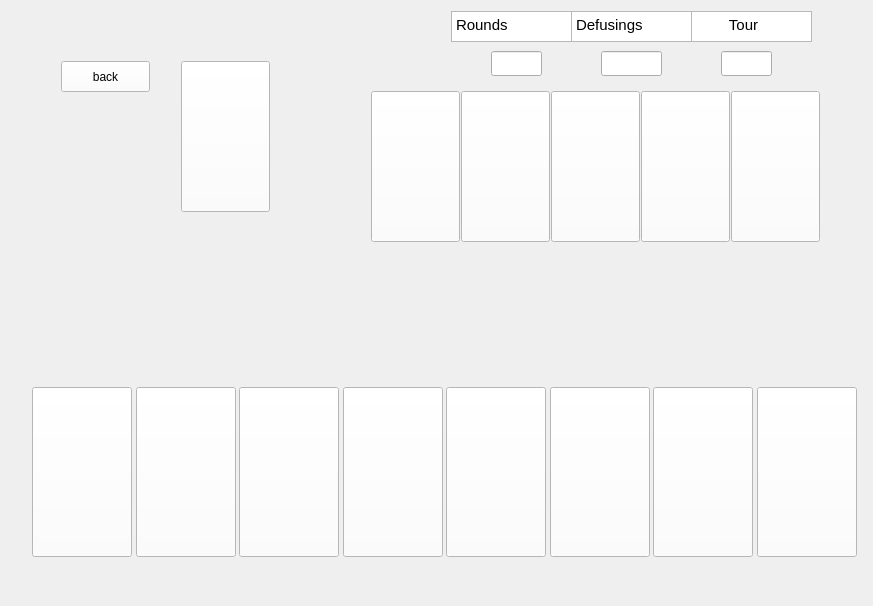
Qt form ui/mainwindow.ui (NadjibBelaribi/time-bomb-game) before a commit.
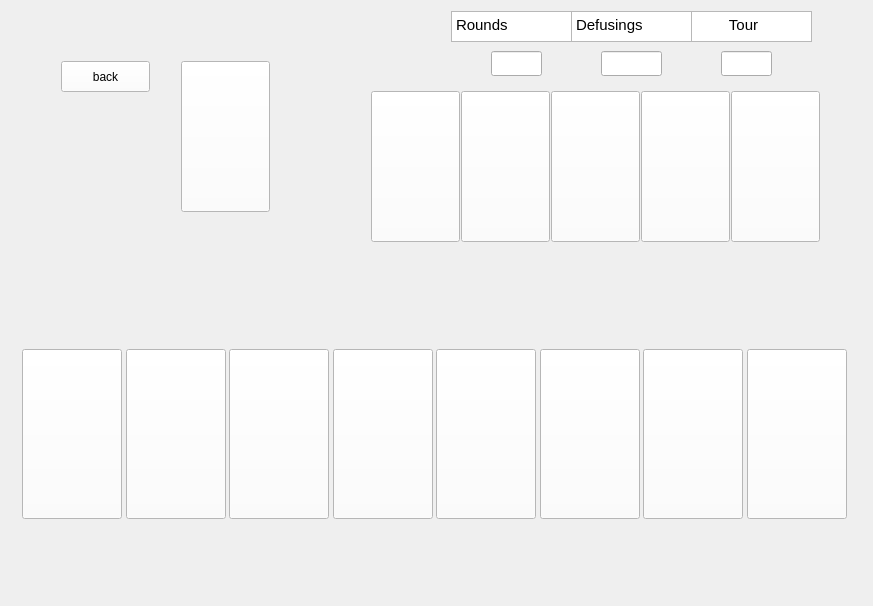
The same form after that commit. The open tabs and pages were chosen to show the change. Icons and pictures are not drawn.

The edit to the form file:
```diff
--- a/ui/mainwindow.ui
+++ b/ui/mainwindow.ui
@@ -357,10 +357,10 @@
        <widget class="QWidget" name="horizontalLayoutWidget">
         <property name="geometry">
          <rect>
-          <x>10</x>
-          <y>360</y>
+          <x>0</x>
+          <y>248</y>
           <width>844</width>
-          <height>202</height>
+          <height>351</height>
          </rect>
         </property>
         <layout class="QHBoxLayout" name="horizontalLayout">
@@ -378,6 +378,9 @@
              <height>170</height>
             </size>
            </property>
+           <property name="styleSheet">
+            <string notr="true"/>
+           </property>
            <property name="text">
             <string/>
            </property>
@@ -397,6 +400,9 @@
              <height>170</height>
             </size>
            </property>
+           <property name="styleSheet">
+            <string notr="true"/>
+           </property>
            <property name="text">
             <string/>
            </property>
@@ -416,6 +422,9 @@
              <height>170</height>
             </size>
            </property>
+           <property name="styleSheet">
+            <string notr="true"/>
+           </property>
            <property name="text">
             <string/>
            </property>
@@ -435,6 +444,9 @@
              <height>170</height>
             </size>
            </property>
+           <property name="styleSheet">
+            <string notr="true"/>
+           </property>
            <property name="text">
             <string/>
            </property>
@@ -454,6 +466,9 @@
              <height>170</height>
             </size>
            </property>
+           <property name="styleSheet">
+            <string notr="true"/>
+           </property>
            <property name="text">
             <string/>
            </property>
@@ -473,6 +488,9 @@
              <height>170</height>
             </size>
            </property>
+           <property name="styleSheet">
+            <string notr="true"/>
+           </property>
            <property name="text">
             <string/>
            </property>
@@ -492,6 +510,9 @@
              <height>170</height>
             </size>
            </property>
+           <property name="styleSheet">
+            <string notr="true"/>
+           </property>
            <property name="text">
             <string/>
            </property>
@@ -511,6 +532,9 @@
              <height>170</height>
             </size>
            </property>
+           <property name="styleSheet">
+            <string notr="true"/>
+           </property>
            <property name="text">
             <string/>
            </property>
```
Left out of the diff: 23 changed lines with no effect on the pictures. Lines whose indentation alone changed are shown as unchanged.
